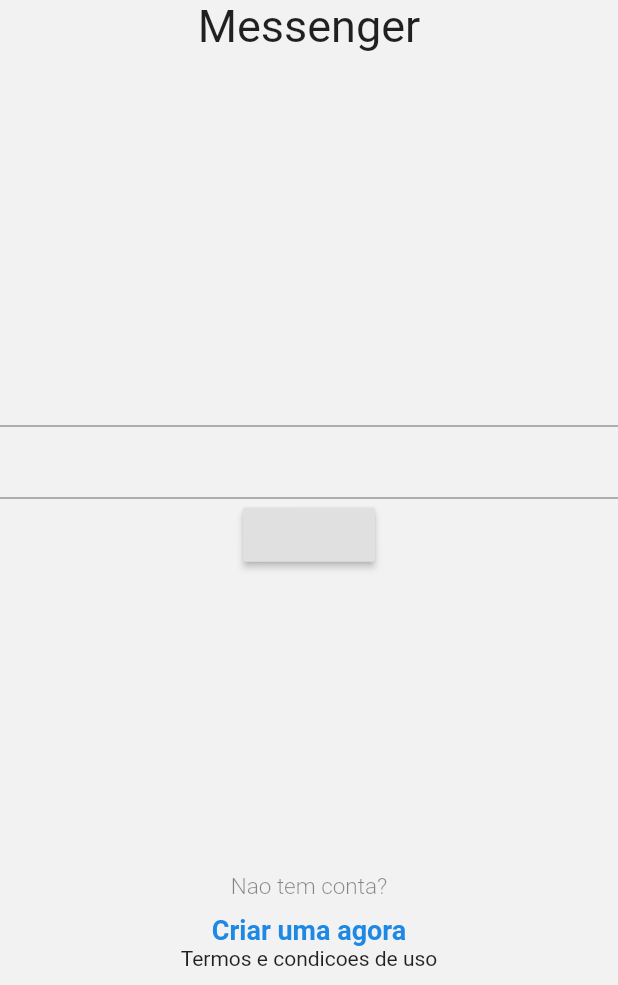
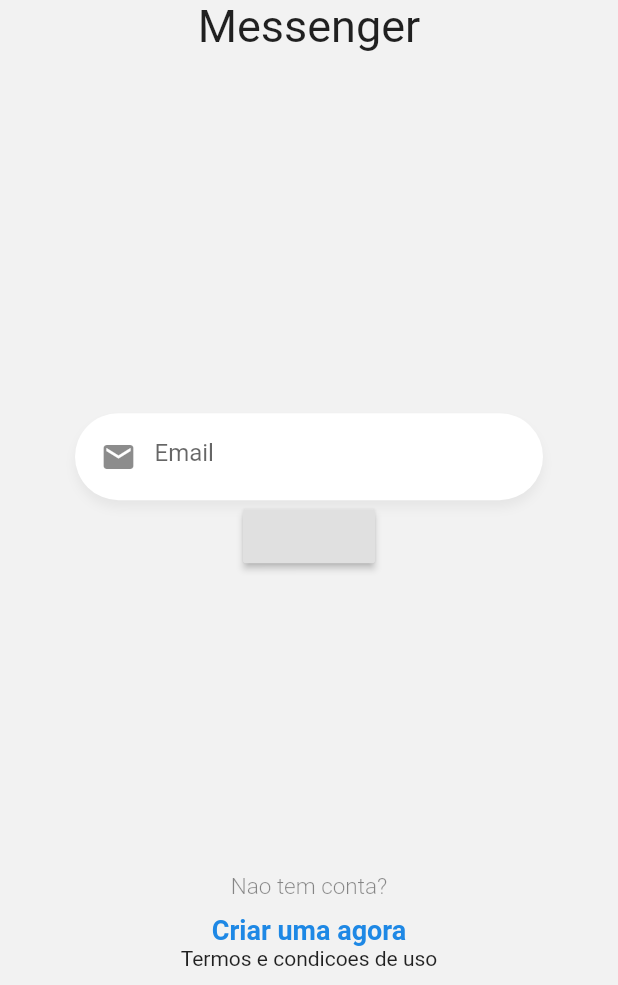
Before and after one commit to eliezerantonio/flutter-avancado, a Flutter app: the screen it shows after launch, on a phone screen of 412 x 824 dp, the part 251-1236 px from its top. Run offline on Flutter 3.47's test engine with Material 2 defaults, Android fonts, the phone set to English and light mode, and no system bars; our stand-ins replace cloud_firestore, firebase_auth, pie_chart, socket_io_client; accounts and stored records are empty.

Commit message:
custom input

```diff
--- a/chat_flutter/lib/pages/login_page.dart
+++ b/chat_flutter/lib/pages/login_page.dart
@@ -1,3 +1,4 @@
+import 'package:chat_flutter/widegts/custom_input.dart';
 import 'package:flutter/material.dart';
 
 class LoginPage extends StatelessWidget {
@@ -9,12 +10,13 @@ class LoginPage extends StatelessWidget {
       backgroundColor: Color(0xfff2f2f2),
       body: SafeArea(
         child: Column(
-            mainAxisAlignment: MainAxisAlignment.spaceBetween,
-            children: [
-              _Logo(),
-              _Form(),
-              _Labels(),
-            ]),
+          mainAxisAlignment: MainAxisAlignment.spaceBetween,
+          children: [
+            _Logo(),
+            _Form(),
+            _Labels(),
+          ],
+        ),
       ),
     );
   }
@@ -58,10 +60,11 @@ class __FormState extends State<_Form> {
   @override
   Widget build(BuildContext context) {
     return Container(
+      margin: EdgeInsets.only(top: 40),
+      padding: EdgeInsets.symmetric(horizontal: 50),
       child: Column(
         children: [
-          TextField(),
-          TextField(),
+          CustomInput(),
           RaisedButton(
             onPressed: () {},
           )
--- /dev/null
+++ b/chat_flutter/lib/widegts/custom_input.dart
@@ -0,0 +1,32 @@
+import 'package:flutter/material.dart';
+
+class CustomInput extends StatelessWidget {
+  const CustomInput({Key key}) : super(key: key);
+
+  @override
+  Widget build(BuildContext context) {
+    return Container(
+      padding: EdgeInsets.only(top: 5, left: 5, bottom: 5, right: 20),
+      decoration: BoxDecoration(
+        color: Colors.white,
+        borderRadius: BorderRadius.circular(30),
+        boxShadow: [
+          BoxShadow(
+              color: Colors.black.withOpacity(0.05),
+              offset: Offset(0, 5),
+              blurRadius: 5)
+        ],
+      ),
+      child: TextField(
+        autocorrect: false,
+        keyboardType: TextInputType.emailAddress,
+        // obscureText: true,
+        decoration: InputDecoration(
+            prefixIcon: Icon(Icons.email),
+            focusedBorder: InputBorder.none,
+            hintText: 'Email',
+            border: InputBorder.none),
+      ),
+    );
+  }
+}
```
